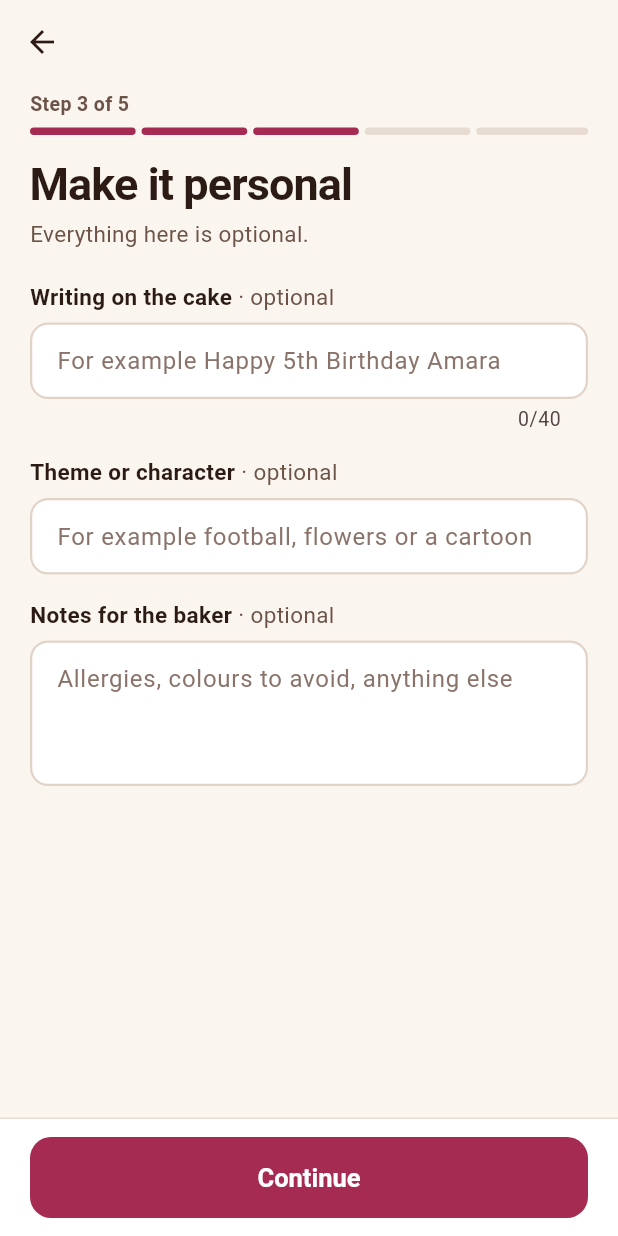
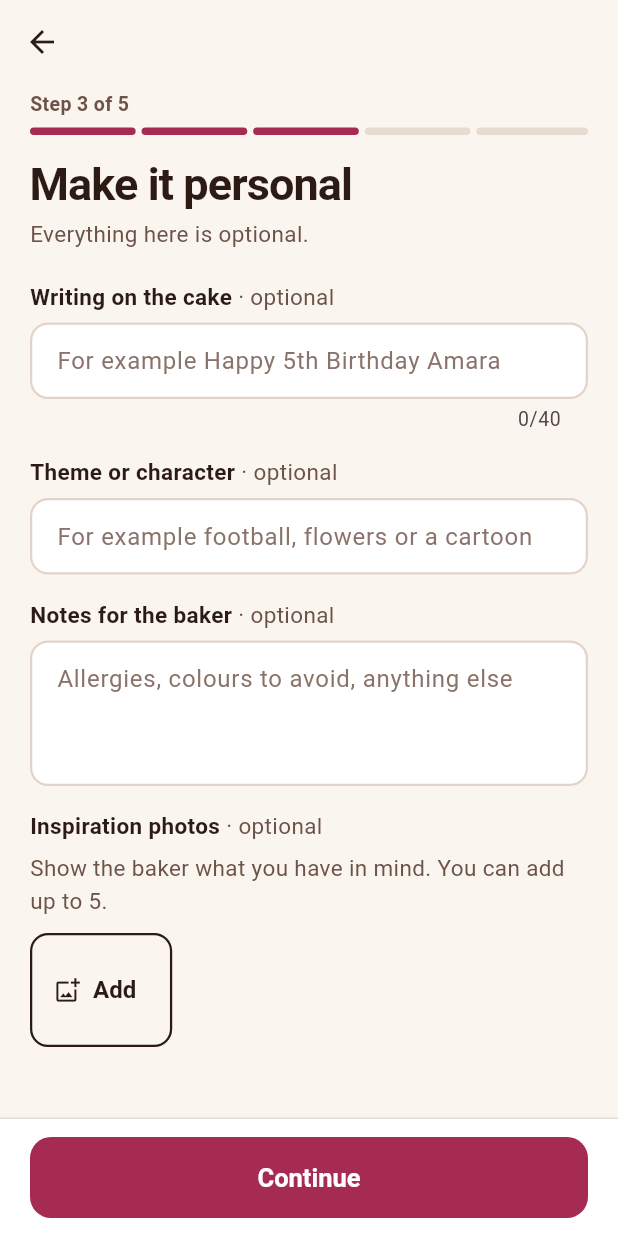
Before and after one commit to AnthonyMaguru/bakery-order-system, a Flutter app: the PersonalStep screen opened directly with empty values, on a phone screen of 412 x 824 dp. Run offline on Flutter 3.47's test engine with Material 3 defaults, Android fonts, the phone set to English and light mode, and no system bars; our stand-ins replace firebase_auth, firebase_core, firebase_messaging, image_picker, shared_preferences; accounts and stored records are empty; network calls fail.

Commit message:
Complete mobile sign-in and photo uploads
Wire Firebase sign-in, push notification navigation, inspiration photo uploads, and builder preview uploads into the mobile order flow. Add local Firebase configuration guidance and ignore rules.

Co-authored-by: Copilot <223556219+Copilot@users.noreply.github.com>

```diff
--- a/mobile/lib/app.dart
+++ b/mobile/lib/app.dart
@@ -2,6 +2,7 @@ import 'package:flutter/material.dart';
 
 import 'core/theme.dart';
 import 'features/bakeries/bakeries_screen.dart';
+import 'features/auth/push.dart';
 import 'features/orders/my_orders_screen.dart';
 import 'features/outbox/outbox.dart';
 
@@ -13,6 +14,8 @@ class BakeryApp extends StatelessWidget {
     return MaterialApp(
       title: 'Bakery Orders',
       theme: appTheme,
+      navigatorKey: navigatorKey,
+      scaffoldMessengerKey: messengerKey,
       home: const HomeShell(),
     );
   }
--- a/mobile/lib/features/custom_order/draft.dart
+++ b/mobile/lib/features/custom_order/draft.dart
@@ -1,3 +1,5 @@
+import 'dart:typed_data';
+
 import '../../models/bakery.dart';
 import '../../models/builder.dart';
 import '../../models/product.dart';
@@ -24,6 +26,12 @@ class CustomOrderDraft {
   String flavour = '';
   String size = '';
   String colours = '';
+
+  /// Inspiration photos, uploaded as soon as they're picked. The bytes are kept for previews.
+  List<({Uint8List bytes, String url})> photos = [];
+
+  /// A picture of the builder preview, uploaded when the order is sent.
+  String? designImageUrl;
 
   String inscription = '';
   String theme = '';
@@ -69,6 +77,8 @@ class CustomOrderDraft {
         'deliveryArea': deliveryArea,
         'deliveryAddress': text(deliveryAddress),
       },
+      if (photos.isNotEmpty) 'inspirationImageUrls': [for (final p in photos) p.url],
+      'designImageUrl': useBuilder ? designImageUrl : null,
       'optionIds': useBuilder ? [for (final o in rules.picked(groups, selection)) o.id] : <String>[],
       'items': [
         if (basedOn != null) {'productId': basedOn!.id, 'quantity': 1},
--- a/mobile/lib/features/custom_order/personal_step.dart
+++ b/mobile/lib/features/custom_order/personal_step.dart
@@ -1,5 +1,10 @@
+import 'dart:typed_data';
+
 import 'package:flutter/material.dart';
+import 'package:image_picker/image_picker.dart';
 
+import '../../core/uploads.dart';
+import '../../core/theme.dart';
 import '../../core/widgets.dart';
 import 'draft.dart';
 import 'when_step.dart';
@@ -17,6 +22,9 @@ class PersonalStep extends StatefulWidget {
 
 class _PersonalStepState extends State<PersonalStep> {
   CustomOrderDraft get d => widget.draft;
+  final _picker = ImagePicker();
+  bool _uploadingPhoto = false;
+  String? _photoError;
   late final _inscription = TextEditingController(text: d.inscription);
   late final _theme = TextEditingController(text: d.theme);
   late final _notes = TextEditingController(text: d.notes);
@@ -40,6 +48,89 @@ class _PersonalStepState extends State<PersonalStep> {
       ..flavour = _flavour.text
       ..size = _size.text
       ..colours = _colours.text;
+  }
+
+  Future<void> _pickPhoto() async {
+    if (d.photos.length >= 5) {
+      setState(() => _photoError = 'You can add up to 5 inspiration photos');
+      return;
+    }
+    setState(() {
+      _uploadingPhoto = true;
+      _photoError = null;
+    });
+    try {
+      final file = await _picker.pickImage(
+        source: ImageSource.gallery,
+        maxWidth: 1600,
+        maxHeight: 1600,
+        imageQuality: 82,
+      );
+      if (file == null) return;
+      final bytes = await file.readAsBytes();
+      final url = await uploadPhoto(Uint8List.fromList(bytes), contentType: _contentType(file.name));
+      if (mounted) setState(() => d.photos = [...d.photos, (bytes: bytes, url: url)]);
+    } catch (e) {
+      if (mounted) setState(() => _photoError = e.toString());
+    } finally {
+      if (mounted) setState(() => _uploadingPhoto = false);
+    }
+  }
+
+  String _contentType(String name) {
+    final extension = name.split('.').last.toLowerCase();
+    return switch (extension) {
+      'png' => 'image/png',
+      'webp' => 'image/webp',
+      _ => 'image/jpeg',
+    };
+  }
+
+  Widget _photos() {
+    return Column(
+      crossAxisAlignment: CrossAxisAlignment.start,
+      children: [
+        const FieldLabel('Inspiration photos', optional: true),
+        const Text('Show the baker what you have in mind. You can add up to 5.', style: TextStyle(color: AppColors.muted)),
+        const SizedBox(height: 10),
+        Wrap(
+          spacing: 10,
+          runSpacing: 10,
+          children: [
+            for (var i = 0; i < d.photos.length; i++)
+              Stack(
+                children: [
+                  ClipRRect(
+                    borderRadius: BorderRadius.circular(12),
+                    child: Image.memory(d.photos[i].bytes, width: 76, height: 76, fit: BoxFit.cover),
+                  ),
+                  Positioned(
+                    top: 2,
+                    right: 2,
+                    child: IconButton(
+                      style: IconButton.styleFrom(backgroundColor: Colors.white, minimumSize: const Size(32, 32), padding: EdgeInsets.zero),
+                      icon: const Icon(Icons.close, size: 18),
+                      tooltip: 'Remove photo',
+                      onPressed: () => setState(() => d.photos = [...d.photos]..removeAt(i)),
+                    ),
+                  ),
+                ],
+              ),
+            if (d.photos.length < 5)
+              OutlinedButton.icon(
+                style: OutlinedButton.styleFrom(minimumSize: const Size(76, 76), shape: RoundedRectangleBorder(borderRadius: BorderRadius.circular(12))),
+                onPressed: _uploadingPhoto ? null : _pickPhoto,
+                icon: _uploadingPhoto ? const SizedBox(width: 18, height: 18, child: CircularProgressIndicator(strokeWidth: 2)) : const Icon(Icons.add_photo_alternate_outlined),
+                label: const Text('Add'),
+              ),
+          ],
+        ),
+        if (_photoError != null) ...[
+          const SizedBox(height: 8),
+          Text(_photoError!, style: const TextStyle(color: AppColors.danger)),
+        ],
+      ],
+    );
   }
 
   Widget _field(String label, TextEditingController controller, {String? hint, int? maxLength, int maxLines = 1}) {
@@ -83,11 +174,10 @@ class _PersonalStepState extends State<PersonalStep> {
                   _field('Writing on the cake', _inscription, hint: 'For example Happy 5th Birthday Amara', maxLength: 40),
                   _field('Theme or character', _theme, hint: 'For example football, flowers or a cartoon'),
                   _field('Notes for the baker', _notes, hint: 'Allergies, colours to avoid, anything else', maxLines: 3),
+                  _photos(),
                 ],
               ),
             ),
-            // TODO(mobile lead): inspiration photos, compressed on the phone and uploaded to
-            // Firebase Storage, sent as inspirationImageUrls (and designImageUrl for the preview).
           ],
         ),
         bottomNavigationBar: BottomBar(
--- a/mobile/lib/features/orders/submit.dart
+++ b/mobile/lib/features/orders/submit.dart
@@ -1,5 +1,6 @@
 import 'package:flutter/material.dart';
 
+import '../auth/auth.dart';
 import '../outbox/outbox.dart';
 import 'order_sent_screen.dart';
 
@@ -13,6 +14,8 @@ Future<void> submitOrder(
   required String bakeryName,
   required bool custom,
 }) async {
+  if (!await ensureSignedIn(context)) return;
+  if (!context.mounted) return;
   final result = await Outbox.instance.submit(body, title: title, bakeryName: bakeryName);
   if (!context.mounted) return;
   final screen = switch (result) {
--- a/mobile/lib/main.dart
+++ b/mobile/lib/main.dart
@@ -1,10 +1,12 @@
 import 'package:flutter/material.dart';
 
 import 'app.dart';
+import 'core/firebase_setup.dart';
 import 'features/outbox/outbox.dart';
 
-void main() {
+Future<void> main() async {
   WidgetsFlutterBinding.ensureInitialized();
+  await setupFirebase();
   // Loads orders saved while offline and tries to send them. Not awaited, so a
   // weak connection never delays the app opening.
   Outbox.instance.start();
--- a/mobile/pubspec.yaml
+++ b/mobile/pubspec.yaml
@@ -36,6 +36,10 @@ dependencies:
   cupertino_icons: ^1.0.8
   http: ^1.6.0
   shared_preferences: ^2.5.6
+  firebase_core: ^5.0.0
+  firebase_auth: ^7.0.0
+  firebase_messaging: ^17.0.0
+  image_picker: ^1.2.4
 
 dev_dependencies:
   flutter_test:
```
Also changed, not shown: mobile/lib/core/api_client.dart (+24 -13 lines), mobile/lib/core/firebase_setup.dart (added, +38 -0 lines), mobile/lib/core/uploads.dart (added, +10 -0 lines), mobile/lib/features/auth/auth.dart (added, +39 -0 lines), mobile/lib/features/auth/push.dart (added, +85 -0 lines), mobile/lib/features/auth/sign_in_screen.dart (added, +147 -0 lines), mobile/lib/features/custom_order/review_step.dart (+31 -1 lines), mobile/lib/features/orders/my_orders_screen.dart (+13 -1 lines), mobile/pubspec.lock, 4 other files.
